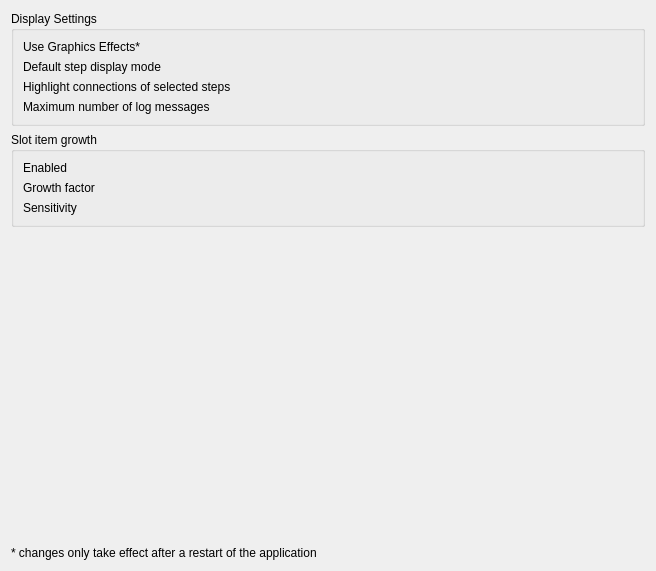
cedar/cedar, file cedar/processing/gui/UiSettings.ui: the form before one commit.
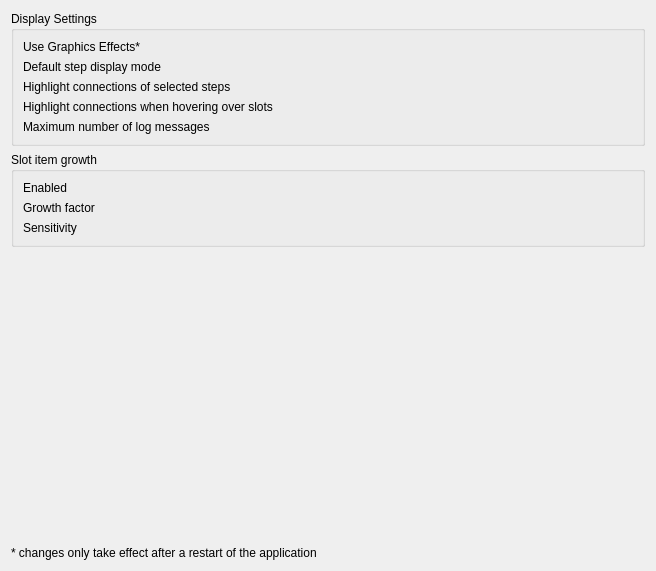
The form after the commit. Custom widgets are drawn as their Qt base class.

Commit message: Hovering over slots now highlights the connection from the slot.

The edit to the form file:
```diff
--- a/cedar/processing/gui/UiSettings.ui
+++ b/cedar/processing/gui/UiSettings.ui
@@ -53,16 +53,26 @@
       <item row="2" column="1">
        <widget class="cedar::aux::gui::BoolParameter" name="mpHighlightConnections" native="true"/>
       </item>
-      <item row="3" column="0">
+      <item row="4" column="0">
        <widget class="QLabel" name="label_8">
         <property name="text">
          <string>Maximum number of log messages</string>
         </property>
        </widget>
       </item>
-      <item row="3" column="1">
+      <item row="4" column="1">
        <widget class="cedar::aux::gui::UIntParameter" name="mpMaximumNumberOfLogMessages" native="true"/>
       </item>
+      <item row="3" column="0">
+       <widget class="QLabel" name="label_9">
+        <property name="text">
+         <string>Highlight connections when hovering over slots</string>
+        </property>
+       </widget>
+      </item>
+      <item row="3" column="1">
+       <widget class="cedar::aux::gui::BoolParameter" name="mpHighlightHoveredConnection" native="true"/>
+      </item>
      </layout>
     </widget>
    </item>
```
The commit also changes 7 other files.
